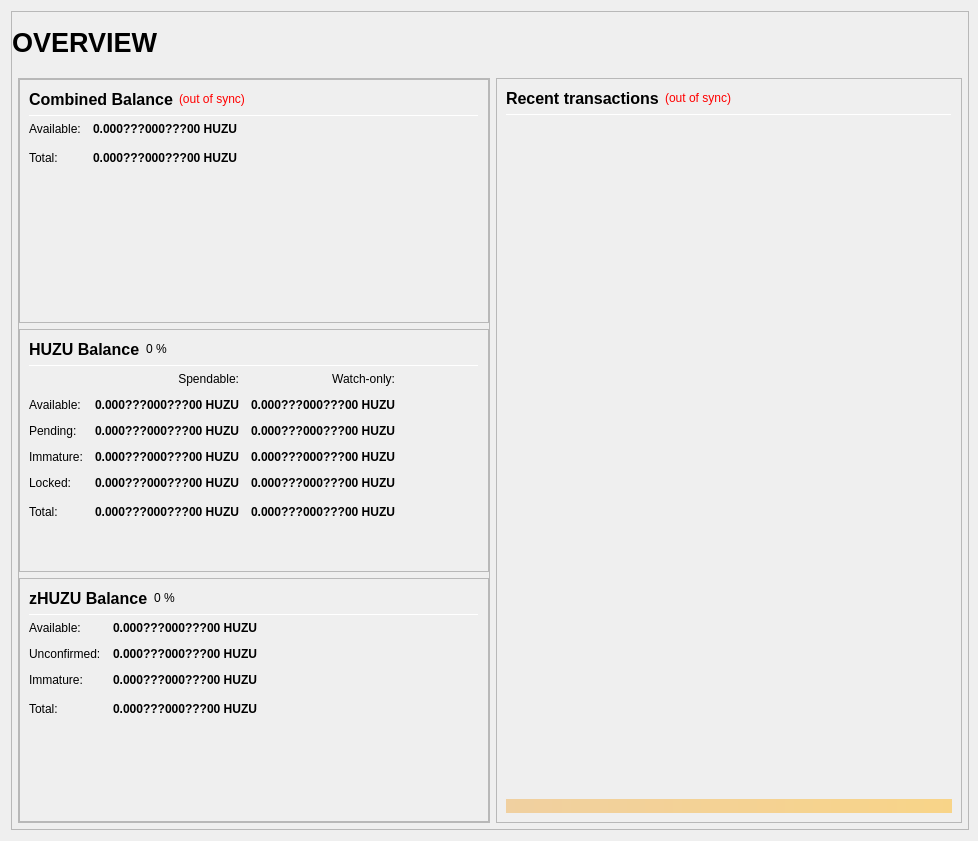
First picture: the form in src/qt/forms/overviewpage.ui, repository unigrid-project/daemon, before the edit.
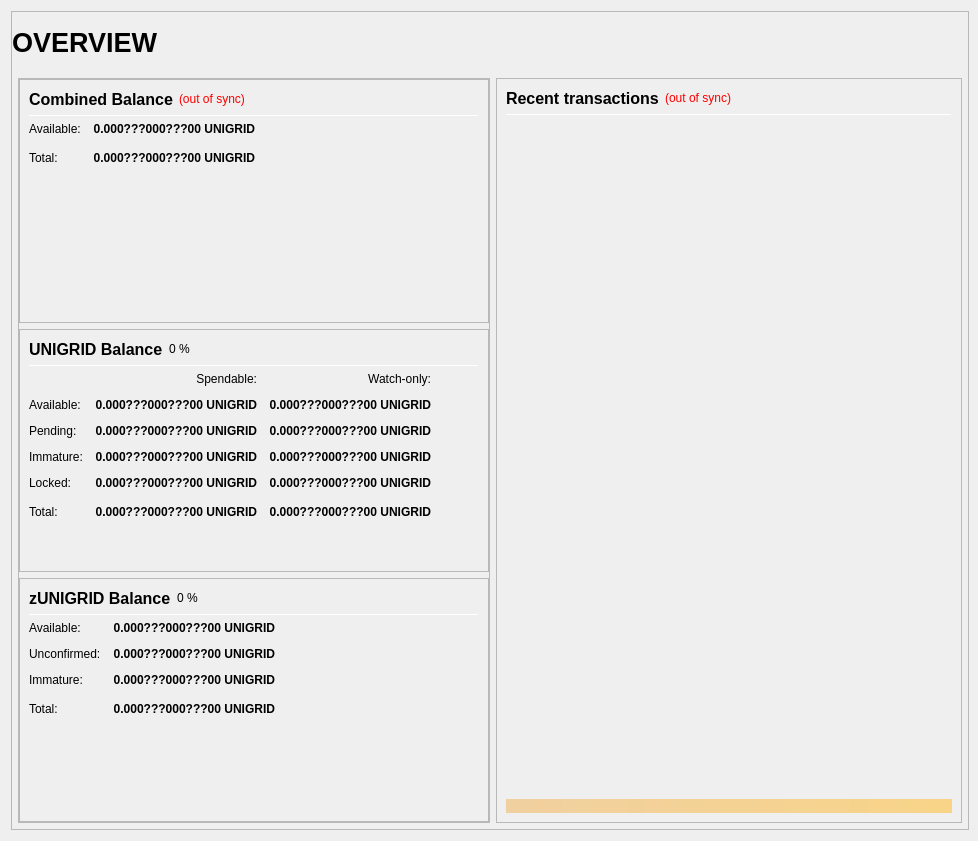
Second picture: the form after the edit.

Commit message: Migrate the whole repository to the UNIGRID brand

The edit to the form file:
```diff
--- a/src/qt/forms/overviewpage.ui
+++ b/src/qt/forms/overviewpage.ui
@@ -333,7 +333,7 @@
                           <string>Your current spendable balance</string>
                          </property>
                          <property name="text">
-                          <string notr="true">0.000???000???00 HUZU</string>
+                          <string notr="true">0.000???000???00 UNIGRID</string>
                          </property>
                          <property name="alignment">
                           <set>Qt::AlignRight|Qt::AlignTrailing|Qt::AlignVCenter</set>
@@ -365,7 +365,7 @@
                           <string>Total Balance, including all unavailable coins.</string>
                          </property>
                          <property name="text">
-                          <string notr="true">0.000???000???00 HUZU</string>
+                          <string notr="true">0.000???000???00 UNIGRID</string>
                          </property>
                          <property name="alignment">
                           <set>Qt::AlignRight|Qt::AlignTrailing|Qt::AlignVCenter</set>
@@ -433,7 +433,7 @@
                           </font>
                          </property>
                          <property name="text">
-                          <string>HUZU Balance</string>
+                          <string>UNIGRID Balance</string>
                          </property>
                         </widget>
                        </item>
@@ -525,7 +525,7 @@
                           <string>Your current spendable balance</string>
                          </property>
                          <property name="text">
-                          <string notr="true">0.000???000???00 HUZU</string>
+                          <string notr="true">0.000???000???00 UNIGRID</string>
                          </property>
                          <property name="alignment">
                           <set>Qt::AlignRight|Qt::AlignTrailing|Qt::AlignVCenter</set>
@@ -550,7 +550,7 @@
                           <string>Your current balance in watch-only addresses</string>
                          </property>
                          <property name="text">
-                          <string notr="true">0.000???000???00 HUZU</string>
+                          <string notr="true">0.000???000???00 UNIGRID</string>
                          </property>
                          <property name="alignment">
                           <set>Qt::AlignRight|Qt::AlignTrailing|Qt::AlignVCenter</set>
@@ -582,7 +582,7 @@
                           <string>Total of transactions that have yet to be confirmed, and do not yet count toward the spendable balance</string>
                          </property>
                          <property name="text">
-                          <string notr="true">0.000???000???00 HUZU</string>
+                          <string notr="true">0.000???000???00 UNIGRID</string>
                          </property>
                          <property name="alignment">
                           <set>Qt::AlignRight|Qt::AlignTrailing|Qt::AlignVCenter</set>
@@ -607,7 +607,7 @@
                           <string>Unconfirmed transactions to watch-only addresses</string>
                          </property>
                          <property name="text">
-                          <string notr="true">0.000???000???00 HUZU</string>
+                          <string notr="true">0.000???000???00 UNIGRID</string>
                          </property>
                          <property name="alignment">
                           <set>Qt::AlignRight|Qt::AlignTrailing|Qt::AlignVCenter</set>
@@ -639,7 +639,7 @@
                           <string>Staked or masternode rewards that has not yet matured</string>
                          </property>
                          <property name="text">
-                          <string notr="true">0.000???000???00 HUZU</string>
+                          <string notr="true">0.000???000???00 UNIGRID</string>
                          </property>
                          <property name="alignment">
                           <set>Qt::AlignRight|Qt::AlignTrailing|Qt::AlignVCenter</set>
@@ -664,7 +664,7 @@
                           <string>Staked or masternode rewards in watch-only addresses that has not yet matured</string>
                          </property>
                          <property name="text">
-                          <string notr="true">0.000???000???00 HUZU</string>
+                          <string notr="true">0.000???000???00 UNIGRID</string>
                          </property>
                          <property name="alignment">
                           <set>Qt::AlignRight|Qt::AlignTrailing|Qt::AlignVCenter</set>
@@ -699,7 +699,7 @@
                           <string>Locked HUZU or Masternode collaterals. These are excluded from zHUZU minting.</string>
                          </property>
                          <property name="text">
-                          <string notr="true">0.000???000???00 HUZU</string>
+                          <string notr="true">0.000???000???00 UNIGRID</string>
                          </property>
                          <property name="alignment">
                           <set>Qt::AlignRight|Qt::AlignTrailing|Qt::AlignVCenter</set>
@@ -724,7 +724,7 @@
                           <string>Current locked balance in watch-only addresses</string>
                          </property>
                          <property name="text">
-                          <string notr="true">0.000???000???00 HUZU</string>
+                          <string notr="true">0.000???000???00 UNIGRID</string>
                          </property>
                          <property name="alignment">
                           <set>Qt::AlignRight|Qt::AlignTrailing|Qt::AlignVCenter</set>
@@ -759,7 +759,7 @@
                           <string>Your current HUZU balance, unconfirmed and immature transactions included</string>
                          </property>
                          <property name="text">
-                          <string notr="true">0.000???000???00 HUZU</string>
+                          <string notr="true">0.000???000???00 UNIGRID</string>
                          </property>
                          <property name="alignment">
                           <set>Qt::AlignRight|Qt::AlignTrailing|Qt::AlignVCenter</set>
@@ -784,7 +784,7 @@
                           <string>Current total balance in watch-only addresses</string>
                          </property>
                          <property name="text">
-                          <string notr="true">0.000???000???00 HUZU</string>
+                          <string notr="true">0.000???000???00 UNIGRID</string>
                          </property>
                          <property name="alignment">
                           <set>Qt::AlignRight|Qt::AlignTrailing|Qt::AlignVCenter</set>
@@ -852,7 +852,7 @@
                           </font>
                          </property>
                          <property name="text">
-                          <string>zHUZU Balance</string>
+                          <string>zUNIGRID Balance</string>
                          </property>
                         </widget>
                        </item>
@@ -926,7 +926,7 @@
 These zHUZU are spendable.</string>
                          </property>
                          <property name="text">
-                          <string notr="true">0.000???000???00 HUZU</string>
+                          <string notr="true">0.000???000???00 UNIGRID</string>
                          </property>
                          <property name="alignment">
                           <set>Qt::AlignRight|Qt::AlignTrailing|Qt::AlignVCenter</set>
@@ -957,7 +957,7 @@
 Immature: confirmed, but less than 1 mint of the same denomination after it was minted</string>
                          </property>
                          <property name="text">
-                          <string notr="true">0.000???000???00 HUZU</string>
+                          <string notr="true">0.000???000???00 UNIGRID</string>
                          </property>
                          <property name="alignment">
                           <set>Qt::AlignRight|Qt::AlignTrailing|Qt::AlignVCenter</set>
@@ -988,7 +988,7 @@
 Immature: confirmed, but less than 1 mint of the same denomination after it was minted</string>
                          </property>
                          <property name="text">
-                          <string notr="true">0.000???000???00 HUZU</string>
+                          <string notr="true">0.000???000???00 UNIGRID</string>
                          </property>
                          <property name="alignment">
                           <set>Qt::AlignRight|Qt::AlignTrailing|Qt::AlignVCenter</set>
@@ -1020,7 +1020,7 @@
                           <string>Your current zHUZU balance, unconfirmed and immature zHUZU included.</string>
                          </property>
                          <property name="text">
-                          <string notr="true">0.000???000???00 HUZU</string>
+                          <string notr="true">0.000???000???00 UNIGRID</string>
                          </property>
                          <property name="alignment">
                           <set>Qt::AlignRight|Qt::AlignTrailing|Qt::AlignVCenter</set>
```
Left out of the diff: 24 changed lines with no effect on the pictures. The commit also changes 587 other files.
